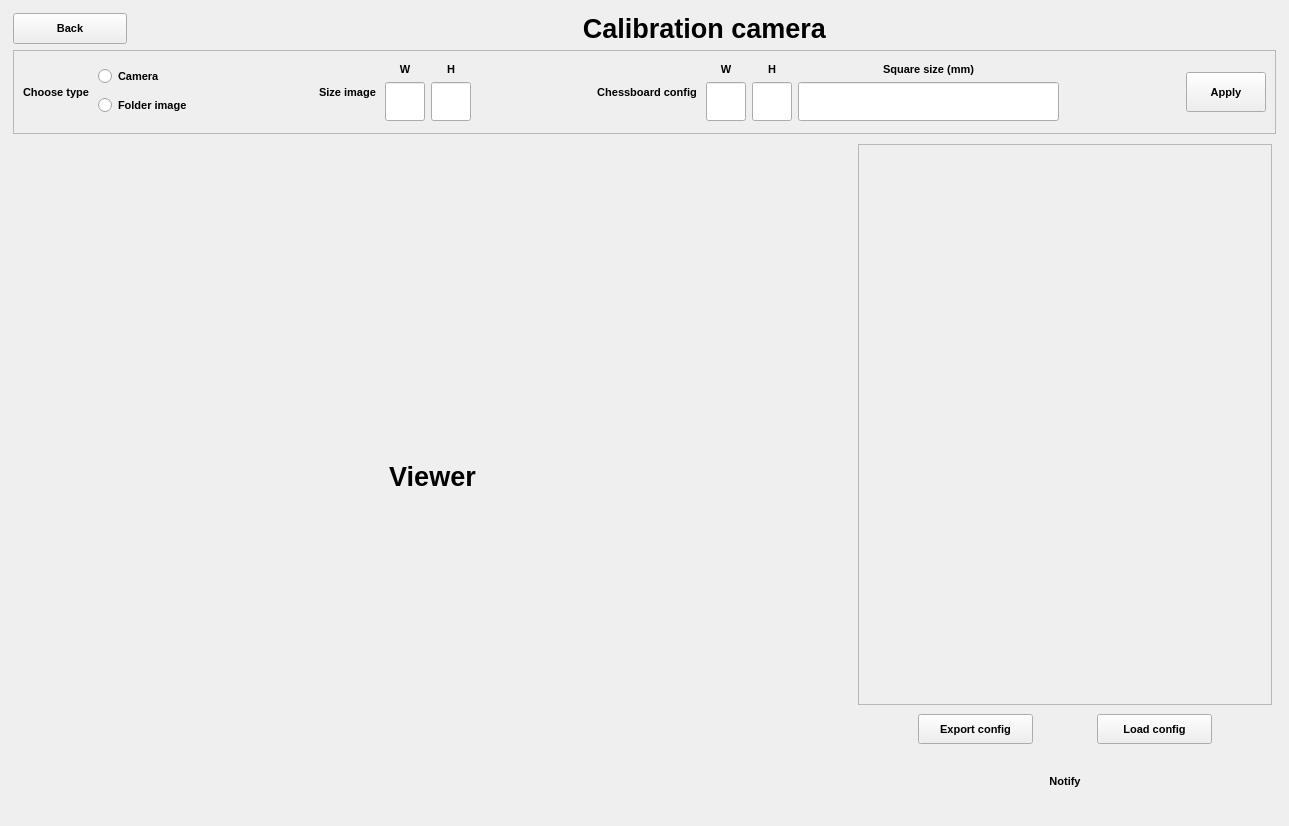
Qt form ui/calibration_camera.ui (quanglv1996/image-processing-cv2) before a commit.
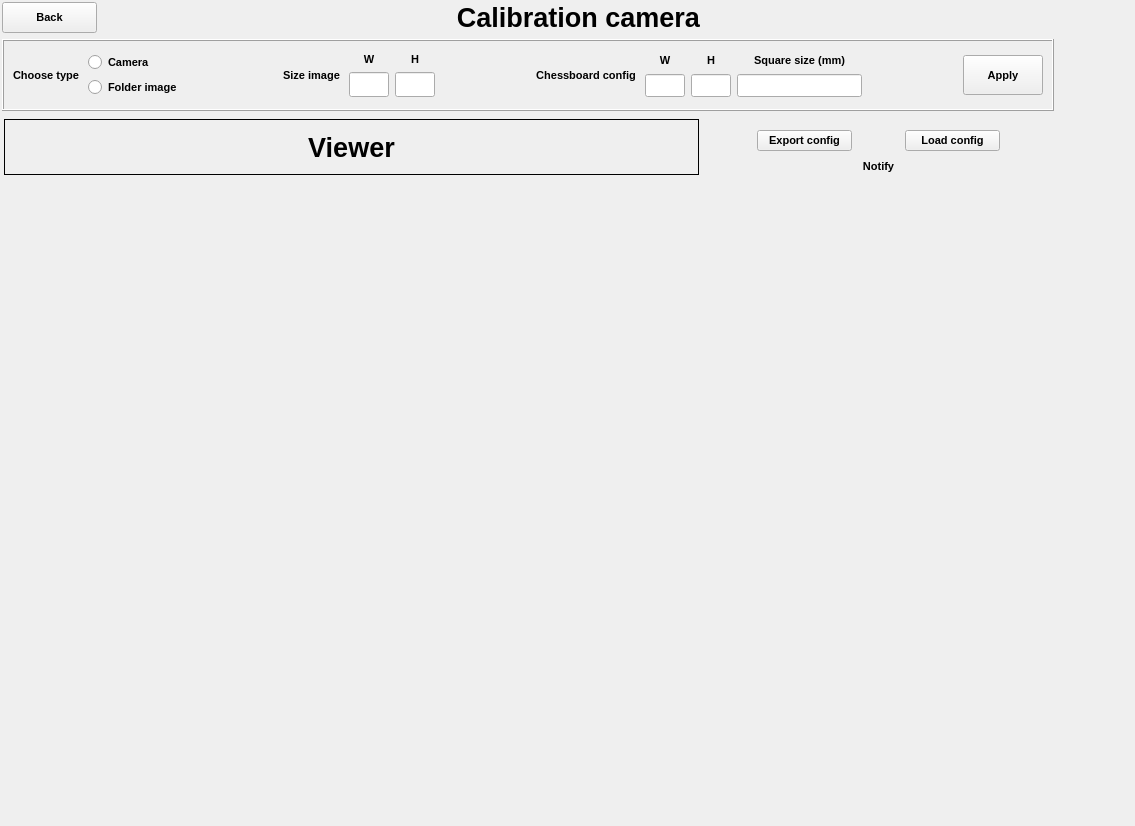
The same form after that commit.

Commit message: add calib camera'

Patch:
```diff
--- a/ui/calibration_camera.ui
+++ b/ui/calibration_camera.ui
@@ -6,7 +6,7 @@
    <rect>
     <x>0</x>
     <y>0</y>
-    <width>1289</width>
+    <width>1135</width>
     <height>826</height>
    </rect>
   </property>
@@ -20,8 +20,7 @@
   <property name="windowTitle">
    <string>Form</string>
   </property>
-  <layout class="QVBoxLayout" name="verticalLayout_4">
-   <item>
+  <widget class="QWidget" name="">
     <layout class="QVBoxLayout" name="verticalLayout_3" stretch="1,2,100">
      <property name="leftMargin">
       <number>2</number>
@@ -70,7 +69,7 @@
      <item>
       <widget class="QFrame" name="frameSetting">
        <property name="frameShape">
-        <enum>QFrame::StyledPanel</enum>
+       <enum>QFrame::Box</enum>
        </property>
        <property name="frameShadow">
         <enum>QFrame::Raised</enum>
@@ -160,7 +159,7 @@
          </widget>
         </item>
         <item>
-         <layout class="QGridLayout" name="gridLayout" columnstretch="1,1">
+        <layout class="QGridLayout" name="gridLayout" rowstretch="1,3" columnstretch="1,1" rowminimumheight="1,1">
           <property name="leftMargin">
            <number>3</number>
           </property>
@@ -208,9 +207,14 @@
             <property name="maximumSize">
              <size>
               <width>40</width>
-              <height>16777215</height>
-             </size>
-            </property>
+             <height>40</height>
+            </size>
+           </property>
+           <property name="font">
+            <font>
+             <pointsize>10</pointsize>
+            </font>
+           </property>
            </widget>
           </item>
           <item row="1" column="1">
@@ -218,9 +222,14 @@
             <property name="maximumSize">
              <size>
               <width>40</width>
-              <height>16777215</height>
-             </size>
-            </property>
+             <height>40</height>
+            </size>
+           </property>
+           <property name="font">
+            <font>
+             <pointsize>10</pointsize>
+            </font>
+           </property>
            </widget>
           </item>
          </layout>
@@ -254,7 +263,7 @@
          </widget>
         </item>
         <item>
-         <layout class="QGridLayout" name="gridLayout_2" rowstretch="1,1" columnstretch="1,1,3">
+        <layout class="QGridLayout" name="gridLayout_2" rowstretch="1,3" columnstretch="1,1,3">
           <property name="leftMargin">
            <number>3</number>
           </property>
@@ -272,9 +281,14 @@
             <property name="maximumSize">
              <size>
               <width>40</width>
-              <height>16777215</height>
-             </size>
-            </property>
+             <height>40</height>
+            </size>
+           </property>
+           <property name="font">
+            <font>
+             <pointsize>10</pointsize>
+            </font>
+           </property>
            </widget>
           </item>
           <item row="0" column="1">
@@ -327,13 +341,24 @@
             <property name="maximumSize">
              <size>
               <width>40</width>
-              <height>16777215</height>
-             </size>
-            </property>
+             <height>40</height>
+            </size>
+           </property>
+           <property name="font">
+            <font>
+             <pointsize>10</pointsize>
+            </font>
+           </property>
            </widget>
           </item>
           <item row="1" column="2">
-           <widget class="QLineEdit" name="lineEditCBSS"/>
+          <widget class="QLineEdit" name="lineEditCBSS">
+           <property name="font">
+            <font>
+             <pointsize>10</pointsize>
+            </font>
+           </property>
+          </widget>
           </item>
          </layout>
         </item>
@@ -387,6 +412,9 @@
        </property>
        <item>
         <widget class="QLabel" name="labelView">
+        <property name="frameShape">
+         <enum>QFrame::Box</enum>
+        </property>
          <property name="text">
           <string>Viewer</string>
          </property>
@@ -412,7 +440,7 @@
          <item>
           <widget class="QFrame" name="frameShow">
            <property name="frameShape">
-            <enum>QFrame::StyledPanel</enum>
+           <enum>QFrame::Box</enum>
            </property>
            <property name="frameShadow">
             <enum>QFrame::Raised</enum>
@@ -530,8 +558,7 @@
       </layout>
      </item>
     </layout>
-   </item>
-  </layout>
+  </widget>
  </widget>
  <resources/>
  <connections/>
```
Left out of the diff: 2 changed lines with no effect on the pictures. Lines whose indentation alone changed are shown as unchanged. The commit also changes 15 other files.
